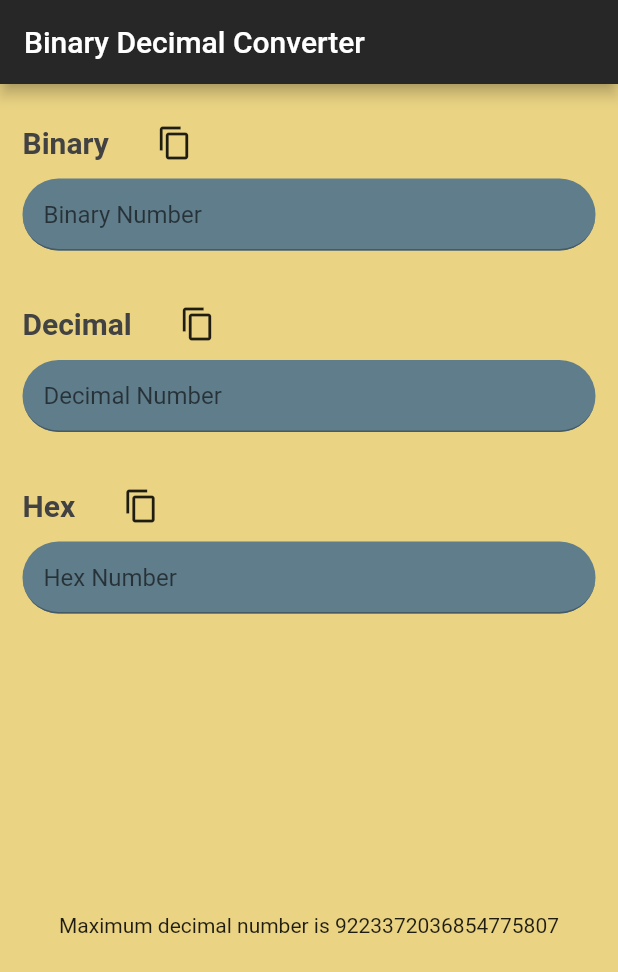
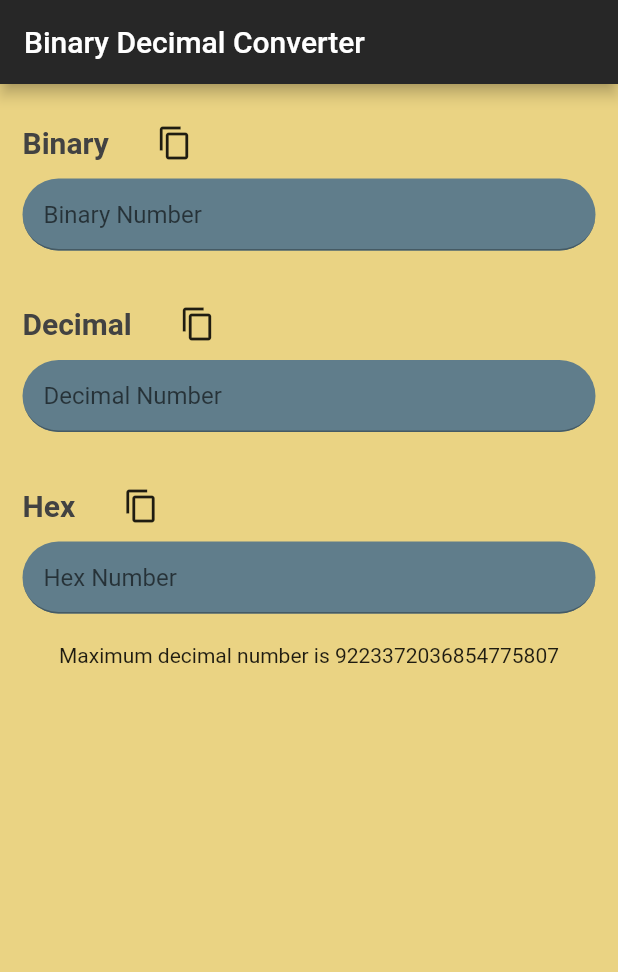
Before and after one commit to Runo22/Number-Base-Converter, a Flutter app: the screen it shows after launch, on a phone screen of 412 x 824 dp. Shown: the top 972 px of the screen. Run offline on Flutter 3.47's test engine with Material 2 defaults, Android fonts, the phone set to English and light mode, and no system bars; missing offline and left inert: convert_hex.

Commit message:
hex bug fixed

```diff
--- a/lib/main.dart
+++ b/lib/main.dart
@@ -216,11 +216,11 @@ class _MyHomePageState extends State<MyHomePage> {
                       } else if (!regxhex.hasMatch(text)) {
                         checkifhex(text);
                       }
-                      updateNumbers(text, 2);
+                      updateNumbers(hexController.text, 2);
                     },
                   ),
                   new SizedBox(
-                    height: 200,
+                    height: 20,
                   ),
                   new Text("Maximum decimal number is 9223372036854775807")
                 ],
```
